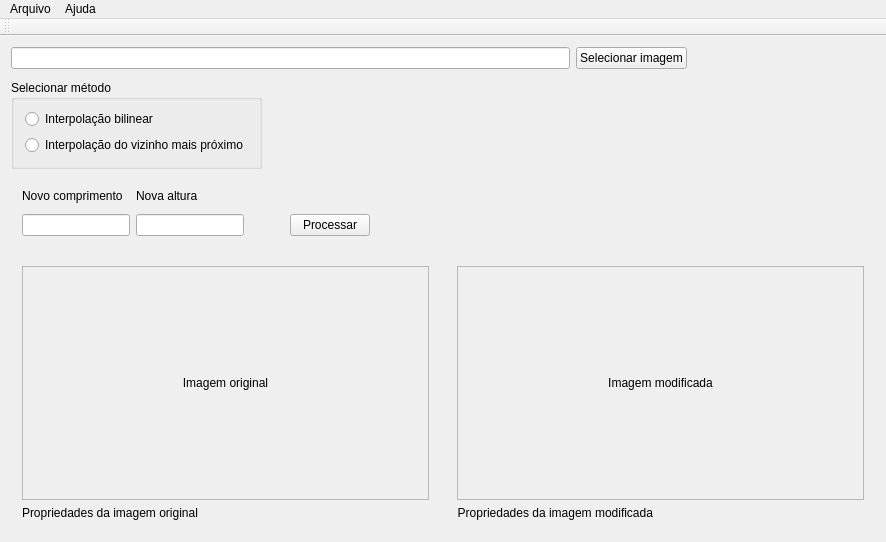
First picture: the form in qt/mainwindow.ui, repository herodrigues/cvip, before the edit.
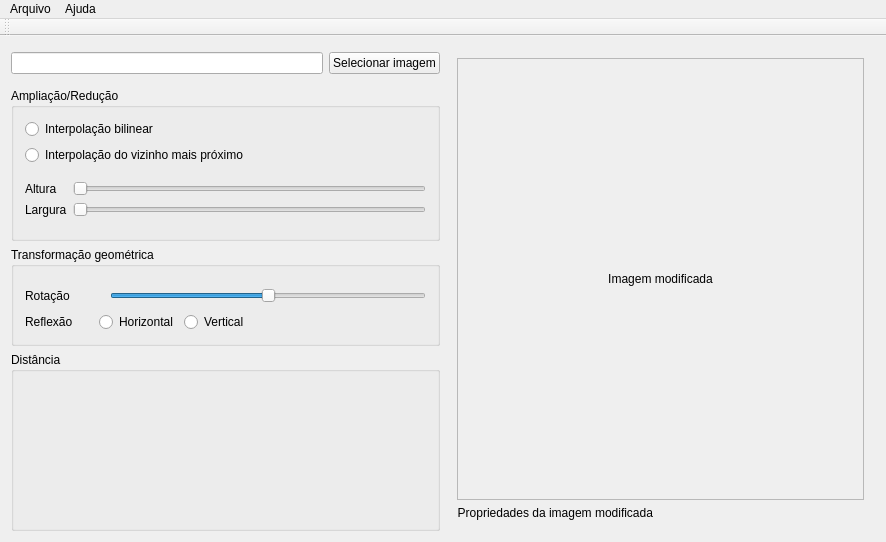
Second picture: the form after the edit.

```diff
--- a/qt/mainwindow.ui
+++ b/qt/mainwindow.ui
@@ -20,64 +20,20 @@
    <string>Image Processing using OpenCV and C++</string>
   </property>
   <widget class="QWidget" name="centralWidget">
-   <layout class="QGridLayout" name="gridLayout_3">
-    <item row="1" column="0">
-     <widget class="QGroupBox" name="groupBox">
-      <property name="sizePolicy">
-       <sizepolicy hsizetype="Fixed" vsizetype="Fixed">
-        <horstretch>0</horstretch>
-        <verstretch>0</verstretch>
-       </sizepolicy>
-      </property>
-      <property name="title">
-       <string>Selecionar método</string>
-      </property>
-      <layout class="QFormLayout" name="formLayout">
-       <property name="verticalSpacing">
-        <number>6</number>
-       </property>
-       <property name="topMargin">
-        <number>9</number>
-       </property>
-       <item row="0" column="0">
-        <widget class="QRadioButton" name="rbBilinear">
-         <property name="text">
-          <string>Interpolação bilinear</string>
-         </property>
-        </widget>
-       </item>
-       <item row="1" column="0">
-        <widget class="QRadioButton" name="rbNeighbor">
-         <property name="text">
-          <string>Interpolação do vizinho mais próximo</string>
-         </property>
-        </widget>
-       </item>
-      </layout>
-     </widget>
-    </item>
-    <item row="0" column="0">
-     <layout class="QHBoxLayout" name="horizontalLayout_4">
-      <property name="spacing">
-       <number>6</number>
-      </property>
-      <property name="sizeConstraint">
-       <enum>QLayout::SetFixedSize</enum>
-      </property>
-      <property name="leftMargin">
-       <number>0</number>
-      </property>
-      <property name="rightMargin">
-       <number>0</number>
-      </property>
-      <property name="bottomMargin">
-       <number>5</number>
-      </property>
+   <layout class="QHBoxLayout" name="horizontalLayout_2">
+    <item>
+     <layout class="QVBoxLayout" name="verticalLayout_4">
       <item>
        <layout class="QHBoxLayout" name="horizontalLayout">
         <property name="spacing">
          <number>6</number>
         </property>
+        <property name="topMargin">
+         <number>5</number>
+        </property>
+        <property name="bottomMargin">
+         <number>8</number>
+        </property>
         <item>
          <widget class="QLineEdit" name="imgLineEdit">
           <property name="readOnly">
@@ -95,209 +51,287 @@
        </layout>
       </item>
       <item>
-       <spacer name="horizontalSpacer">
-        <property name="orientation">
-         <enum>Qt::Horizontal</enum>
+       <widget class="QGroupBox" name="groupBox">
+        <property name="sizePolicy">
+         <sizepolicy hsizetype="Preferred" vsizetype="Fixed">
+          <horstretch>0</horstretch>
+          <verstretch>0</verstretch>
+         </sizepolicy>
         </property>
-        <property name="sizeType">
-         <enum>QSizePolicy::Preferred</enum>
+        <property name="title">
+         <string>Ampliação/Redução</string>
         </property>
-        <property name="sizeHint" stdset="0">
-         <size>
-          <width>188</width>
-          <height>20</height>
-         </size>
-        </property>
-       </spacer>
-      </item>
-     </layout>
-    </item>
-    <item row="3" column="0">
-     <layout class="QGridLayout" name="gridLayout_2">
-      <item row="0" column="1">
-       <widget class="QWidget" name="widget_2" native="true">
-        <layout class="QVBoxLayout" name="verticalLayout_2">
+        <layout class="QVBoxLayout" name="verticalLayout_3">
          <item>
-          <widget class="QScrollArea" name="scrollArea_2">
-           <property name="widgetResizable">
-            <bool>true</bool>
+          <widget class="QRadioButton" name="rbBilinear">
+           <property name="text">
+            <string>Interpolação bilinear</string>
            </property>
-           <widget class="QWidget" name="scrollAreaWidgetContents_4">
-            <property name="geometry">
-             <rect>
-              <x>0</x>
-              <y>0</y>
-              <width>410</width>
-              <height>220</height>
-             </rect>
-            </property>
-            <layout class="QHBoxLayout" name="horizontalLayout_5">
-             <item>
-              <widget class="QLabel" name="modifiedImg">
-               <property name="text">
-                <string>Imagem modificada</string>
-               </property>
-               <property name="scaledContents">
-                <bool>false</bool>
-               </property>
-               <property name="alignment">
-                <set>Qt::AlignCenter</set>
-               </property>
-              </widget>
-             </item>
-            </layout>
-           </widget>
           </widget>
          </item>
          <item>
-          <widget class="QLabel" name="modImgProperty">
-           <property name="sizePolicy">
-            <sizepolicy hsizetype="Fixed" vsizetype="Fixed">
-             <horstretch>0</horstretch>
-             <verstretch>0</verstretch>
-            </sizepolicy>
-           </property>
+          <widget class="QRadioButton" name="rbNeighbor">
            <property name="text">
-            <string>Propriedades da imagem modificada</string>
+            <string>Interpolação do vizinho mais próximo</string>
            </property>
-           <property name="alignment">
-            <set>Qt::AlignRight|Qt::AlignTrailing|Qt::AlignVCenter</set>
-           </property>
           </widget>
          </item>
+         <item>
+          <layout class="QGridLayout" name="gridLayout">
+           <property name="topMargin">
+            <number>10</number>
+           </property>
+           <property name="bottomMargin">
+            <number>10</number>
+           </property>
+           <property name="verticalSpacing">
+            <number>6</number>
+           </property>
+           <item row="1" column="1">
+            <widget class="QSlider" name="sliderWidth">
+             <property name="minimum">
+              <number>0</number>
+             </property>
+             <property name="maximum">
+              <number>100</number>
+             </property>
+             <property name="orientation">
+              <enum>Qt::Horizontal</enum>
+             </property>
+            </widget>
+           </item>
+           <item row="0" column="0">
+            <widget class="QLabel" name="label">
+             <property name="text">
+              <string>Altura</string>
+             </property>
+            </widget>
+           </item>
+           <item row="1" column="0">
+            <widget class="QLabel" name="label_2">
+             <property name="text">
+              <string>Largura</string>
+             </property>
+            </widget>
+           </item>
+           <item row="0" column="1">
+            <widget class="QSlider" name="sliderHeight">
+             <property name="sizePolicy">
+              <sizepolicy hsizetype="Minimum" vsizetype="Fixed">
+               <horstretch>0</horstretch>
+               <verstretch>0</verstretch>
+              </sizepolicy>
+             </property>
+             <property name="minimum">
+              <number>0</number>
+             </property>
+             <property name="maximum">
+              <number>100</number>
+             </property>
+             <property name="singleStep">
+              <number>1</number>
+             </property>
+             <property name="orientation">
+              <enum>Qt::Horizontal</enum>
+             </property>
+            </widget>
+           </item>
+          </layout>
+         </item>
         </layout>
        </widget>
       </item>
-      <item row="0" column="0">
-       <widget class="QWidget" name="widget" native="true">
-        <layout class="QVBoxLayout" name="verticalLayout">
+      <item>
+       <widget class="QGroupBox" name="groupBox_3">
+        <property name="sizePolicy">
+         <sizepolicy hsizetype="Preferred" vsizetype="Fixed">
+          <horstretch>0</horstretch>
+          <verstretch>0</verstretch>
+         </sizepolicy>
+        </property>
+        <property name="title">
+         <string>Transformação geométrica</string>
+        </property>
+        <layout class="QVBoxLayout" name="verticalLayout_5">
          <item>
-          <widget class="QScrollArea" name="scrollArea">
-           <property name="widgetResizable">
-            <bool>true</bool>
+          <layout class="QVBoxLayout" name="verticalLayout">
+           <property name="topMargin">
+            <number>8</number>
            </property>
-           <widget class="QWidget" name="scrollAreaWidgetContents_3">
-            <property name="geometry">
-             <rect>
-              <x>0</x>
-              <y>0</y>
-              <width>410</width>
-              <height>220</height>
-             </rect>
-            </property>
+           <item>
+            <layout class="QHBoxLayout" name="horizontalLayout_4">
+             <property name="spacing">
+              <number>0</number>
+             </property>
+             <item>
+              <widget class="QLabel" name="label_3">
+               <property name="text">
+                <string>Rotação</string>
+               </property>
+              </widget>
+             </item>
+             <item>
+              <spacer name="horizontalSpacer">
+               <property name="orientation">
+                <enum>Qt::Horizontal</enum>
+               </property>
+               <property name="sizeType">
+                <enum>QSizePolicy::Fixed</enum>
+               </property>
+               <property name="sizeHint" stdset="0">
+                <size>
+                 <width>40</width>
+                 <height>20</height>
+                </size>
+               </property>
+              </spacer>
+             </item>
+             <item>
+              <widget class="QSlider" name="horizontalSlider_2">
+               <property name="minimum">
+                <number>-180</number>
+               </property>
+               <property name="maximum">
+                <number>180</number>
+               </property>
+               <property name="orientation">
+                <enum>Qt::Horizontal</enum>
+               </property>
+              </widget>
+             </item>
+            </layout>
+           </item>
+           <item>
             <layout class="QHBoxLayout" name="horizontalLayout_3">
              <item>
-              <widget class="QLabel" name="sourceImg">
+              <widget class="QLabel" name="label_4">
+               <property name="sizePolicy">
+                <sizepolicy hsizetype="Fixed" vsizetype="Preferred">
+                 <horstretch>0</horstretch>
+                 <verstretch>0</verstretch>
+                </sizepolicy>
+               </property>
                <property name="text">
-                <string>Imagem original</string>
+                <string>Reflexão</string>
                </property>
-               <property name="scaledContents">
-                <bool>false</bool>
+              </widget>
+             </item>
+             <item>
+              <spacer name="horizontalSpacer_2">
+               <property name="orientation">
+                <enum>Qt::Horizontal</enum>
                </property>
-               <property name="alignment">
-                <set>Qt::AlignCenter</set>
+               <property name="sizeType">
+                <enum>QSizePolicy::Fixed</enum>
+               </property>
+               <property name="sizeHint" stdset="0">
+                <size>
+                 <width>20</width>
+                 <height>20</height>
+                </size>
+               </property>
+              </spacer>
+             </item>
+             <item>
+              <widget class="QRadioButton" name="radioButton">
+               <property name="sizePolicy">
+                <sizepolicy hsizetype="Fixed" vsizetype="Fixed">
+                 <horstretch>0</horstretch>
+                 <verstretch>0</verstretch>
+                </sizepolicy>
+               </property>
+               <property name="text">
+                <string>Horizontal</string>
+               </property>
+              </widget>
+             </item>
+             <item>
+              <widget class="QRadioButton" name="radioButton_2">
+               <property name="sizePolicy">
+                <sizepolicy hsizetype="Minimum" vsizetype="Fixed">
+                 <horstretch>0</horstretch>
+                 <verstretch>0</verstretch>
+                </sizepolicy>
+               </property>
+               <property name="text">
+                <string>Vertical</string>
                </property>
               </widget>
              </item>
             </layout>
-           </widget>
-          </widget>
-         </item>
-         <item>
-          <widget class="QLabel" name="srcImgProperty">
-           <property name="sizePolicy">
-            <sizepolicy hsizetype="Fixed" vsizetype="Fixed">
-             <horstretch>0</horstretch>
-             <verstretch>0</verstretch>
-            </sizepolicy>
-           </property>
-           <property name="text">
-            <string>Propriedades da imagem original</string>
-           </property>
-          </widget>
+           </item>
+          </layout>
          </item>
         </layout>
        </widget>
       </item>
+      <item>
+       <widget class="QGroupBox" name="groupBox_2">
+        <property name="title">
+         <string>Distância</string>
+        </property>
+       </widget>
+      </item>
      </layout>
     </item>
-    <item row="2" column="0">
-     <widget class="QSplitter" name="splitter">
-      <property name="sizePolicy">
-       <sizepolicy hsizetype="Fixed" vsizetype="Fixed">
-        <horstretch>0</horstretch>
-        <verstretch>0</verstretch>
-       </sizepolicy>
-      </property>
-      <property name="orientation">
-       <enum>Qt::Horizontal</enum>
-      </property>
-      <widget class="QWidget" name="layoutWidget">
-       <layout class="QGridLayout" name="gridLayout">
-        <item row="1" column="3" rowspan="2">
-         <widget class="QPushButton" name="processBtn">
-          <property name="sizePolicy">
-           <sizepolicy hsizetype="Preferred" vsizetype="Fixed">
-            <horstretch>0</horstretch>
-            <verstretch>0</verstretch>
-           </sizepolicy>
+    <item>
+     <widget class="QWidget" name="widget_2" native="true">
+      <layout class="QVBoxLayout" name="verticalLayout_2">
+       <item>
+        <widget class="QScrollArea" name="scrollArea_2">
+         <property name="widgetResizable">
+          <bool>true</bool>
+         </property>
+         <widget class="QWidget" name="scrollAreaWidgetContents_4">
+          <property name="geometry">
+           <rect>
+            <x>0</x>
+            <y>0</y>
+            <width>411</width>
+            <height>437</height>
+           </rect>
           </property>
-          <property name="text">
-           <string>Processar</string>
-          </property>
+          <layout class="QGridLayout" name="gridLayout_3">
+           <item row="0" column="0">
+            <widget class="QLabel" name="modifiedImg">
+             <property name="text">
+              <string>Imagem modificada</string>
+             </property>
+             <property name="scaledContents">
+              <bool>false</bool>
+             </property>
+             <property name="alignment">
+              <set>Qt::AlignCenter</set>
+             </property>
+            </widget>
+           </item>
+          </layout>
+          <zorder>modifiedImg</zorder>
+          <zorder>horizontalSlider_2</zorder>
+          <zorder>horizontalSlider</zorder>
+          <zorder>label_3</zorder>
+          <zorder>label_4</zorder>
+          <zorder>label_4</zorder>
          </widget>
-        </item>
-        <item row="0" column="3">
-         <spacer name="horizontalSpacer_6">
-          <property name="orientation">
-           <enum>Qt::Horizontal</enum>
-          </property>
-          <property name="sizeHint" stdset="0">
-           <size>
-            <width>40</width>
-            <height>20</height>
-           </size>
-          </property>
-         </spacer>
-        </item>
-        <item row="0" column="0">
-         <widget class="QLabel" name="label">
-          <property name="text">
-           <string>Novo comprimento</string>
-          </property>
-         </widget>
-        </item>
-        <item row="1" column="1" rowspan="2">
-         <widget class="QLineEdit" name="axisY"/>
-        </item>
-        <item row="0" column="1">
-         <widget class="QLabel" name="label_2">
-          <property name="text">
-           <string>Nova altura</string>
-          </property>
-         </widget>
-        </item>
-        <item row="1" column="0" rowspan="2">
-         <widget class="QLineEdit" name="axisX"/>
-        </item>
-        <item row="1" column="2">
-         <spacer name="horizontalSpacer_2">
-          <property name="orientation">
-           <enum>Qt::Horizontal</enum>
-          </property>
-          <property name="sizeType">
-           <enum>QSizePolicy::Maximum</enum>
-          </property>
-          <property name="sizeHint" stdset="0">
-           <size>
-            <width>40</width>
-            <height>20</height>
-           </size>
-          </property>
-         </spacer>
-        </item>
-       </layout>
-      </widget>
+        </widget>
+       </item>
+       <item>
+        <widget class="QLabel" name="modImgProperty">
+         <property name="sizePolicy">
+          <sizepolicy hsizetype="Fixed" vsizetype="Fixed">
+           <horstretch>0</horstretch>
+           <verstretch>0</verstretch>
+          </sizepolicy>
+         </property>
+         <property name="text">
+          <string>Propriedades da imagem modificada</string>
+         </property>
+         <property name="alignment">
+          <set>Qt::AlignRight|Qt::AlignTrailing|Qt::AlignVCenter</set>
+         </property>
+        </widget>
+       </item>
+      </layout>
      </widget>
     </item>
    </layout>
```
Left out of the diff: 5 changed lines with no effect on the pictures.
